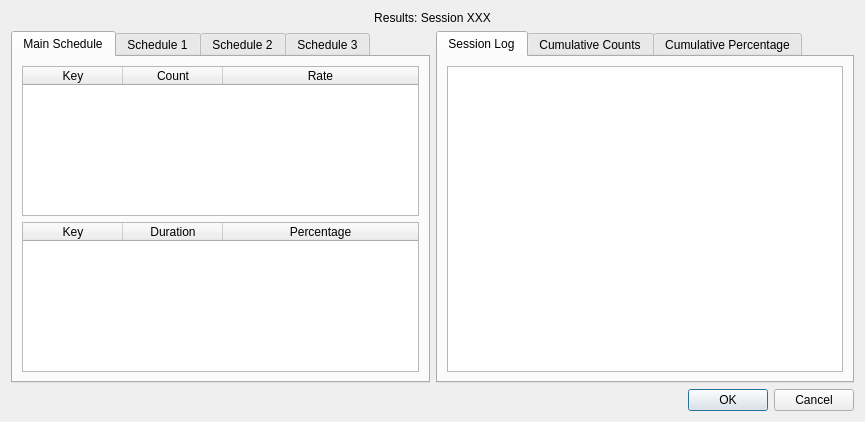
Old version of the form resultsdialog.ui in the repository miyamot0/DataTracker3.
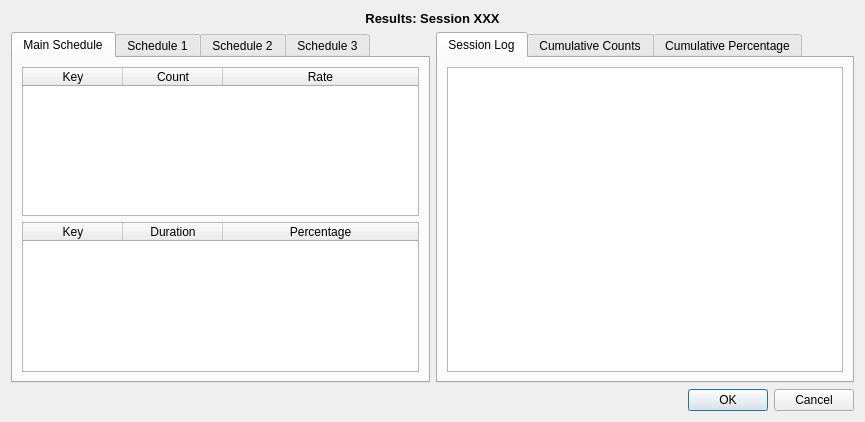
New version of the form.

```diff
--- a/resultsdialog.ui
+++ b/resultsdialog.ui
@@ -19,7 +19,7 @@
      <item>
       <widget class="QLabel" name="labelTitle">
        <property name="text">
-        <string>Results: Session XXX</string>
+        <string>&lt;html&gt;&lt;head/&gt;&lt;body&gt;&lt;p align=&quot;center&quot;&gt;&lt;span style=&quot; font-size:10pt; font-weight:600;&quot;&gt;Results: Session XXX&lt;/span&gt;&lt;/p&gt;&lt;/body&gt;&lt;/html&gt;</string>
        </property>
        <property name="alignment">
         <set>Qt::AlignCenter</set>
```
